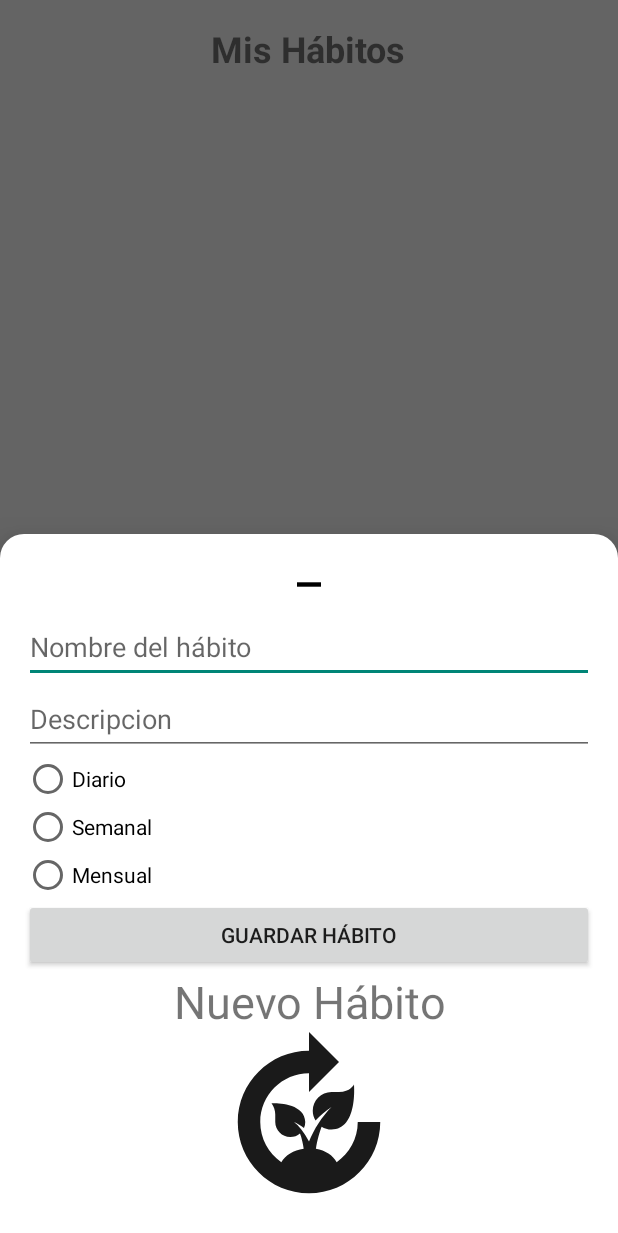
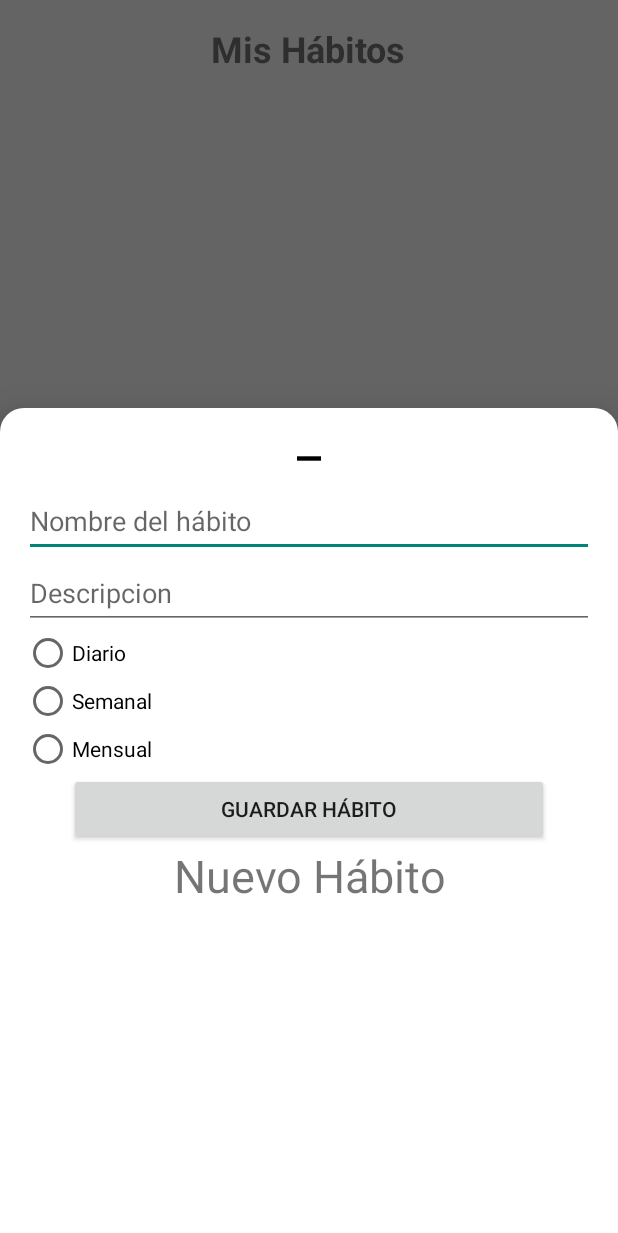
Before and after one commit to Ahjin-arch/backup-MentalLy, an Android app: the HabitFragment screen opened through its navigation route, after a tap on "Agregar hábito", on a phone screen of 412 x 824 dp. Shown: the top 1233 px of the screen. Run offline under Robolectric (Android 15) with nearby library versions, the phone set to English and light mode, and no system bars; our stand-ins replace Room's generated code, navigation-ui.

Commit message:
tercer modulo cuarta fase: meditadion, falta mejorar diseño, mucho

```diff
--- a/app/src/main/AndroidManifest.xml
+++ b/app/src/main/AndroidManifest.xml
@@ -4,6 +4,7 @@
 
 
     <uses-permission android:name="android.permission.POST_NOTIFICATIONS" />
+    <uses-permission android:name="android.permission.VIBRATE" />
     <application
         android:allowBackup="true"
         android:dataExtractionRules="@xml/data_extraction_rules"
--- a/app/src/main/java/com/example/myaply/ui/habit/HabitFragment.java
+++ b/app/src/main/java/com/example/myaply/ui/habit/HabitFragment.java
@@ -74,30 +74,5 @@ public class HabitFragment extends Fragment {
 
         return view;
     }
-/* con dialog la ventana para añadir un hábito
-    private void showAddHabitDialog() {
-        View dialogView = LayoutInflater.from(requireContext()).inflate(R.layout.dialog_add_habit, null);
-        EditText etName = dialogView.findViewById(R.id.et_habit_name);
-        EditText etDes = dialogView.findViewById(R.id.et_habit_description);
-        EditText etFreq = dialogView.findViewById(R.id.et_habit_frequency);
-        new AlertDialog.Builder(requireContext())
-                .setTitle("Nuevo Hábito")
-                .setView(dialogView)
-                .setPositiveButton("Guardar", (dialog, which) -> {
-                    String name = etName.getText().toString().trim();
-                    String des = etDes.getText().toString().trim();
-                    String freq = etFreq.getText().toString().trim();
-
-                    if (!name.isEmpty() && !freq.isEmpty()) {
-                        Habit habit = new Habit(name,des, freq);
-                        new Thread(() -> habitViewModel.insertHabit(habit)).start();
-                    } else {
-                        Toast.makeText(getContext(), "Completa todos los campos", Toast.LENGTH_SHORT).show();
-                    }
-                })
-                .setNegativeButton("Cancelar", null)
-                .show();
-    }
-*/
 
 }
--- a/app/src/main/java/com/example/myaply/ui/relax/RelaxFragment.java
+++ b/app/src/main/java/com/example/myaply/ui/relax/RelaxFragment.java
@@ -36,6 +36,10 @@ public class RelaxFragment extends Fragment {
             MuscleRelaxBottomSheet sheet = new MuscleRelaxBottomSheet();
             sheet.show(getParentFragmentManager(), "muscle_relax_sheet");
         });
+        view.findViewById(R.id.btn_meditation).setOnClickListener(v -> {
+            MeditationBottomSheet sheet = new MeditationBottomSheet();
+            sheet.show(getParentFragmentManager(), "meditation_relax_sheet");
+        });
 
 
         return view;
--- a/app/src/main/res/drawable/bg_item_card.xml
+++ b/app/src/main/res/drawable/bg_item_card.xml
@@ -3,14 +3,14 @@
     <!-- Fondo con color sólido -->
     <item>
         <shape android:shape="rectangle">
-            <solid android:color="#FFFFFF"/> <!-- Fondo blanco -->
+            <solid android:color="#CCCCCC"/> <!-- Fondo blanco -->
             <corners android:radius="16dp"/> <!-- Bordes redondeados -->
         </shape>
     </item>
 
     <item android:left="2dp" android:right="2dp" android:top="2dp" android:bottom="2dp">
         <shape android:shape="rectangle">
-            <solid android:color="@color/tour_pane"/> <!-- Color gris translúcido para la sombra -->
+            <solid android:color="#CCFFCC"/> <!-- Color gris translúcido para la sombra -->
             <corners android:radius="16dp"/> <!-- Bordes redondeados igual al fondo -->
         </shape>
     </item>
--- /dev/null
+++ b/app/src/main/res/drawable/bg_meditation_anim.xml
@@ -0,0 +1,6 @@
+<?xml version="1.0" encoding="utf-8"?>
+<animation-list xmlns:android="http://schemas.android.com/apk/res/android" android:oneshot="false">
+    <item android:drawable="@color/med_bg1" android:duration="3000" />
+    <item android:drawable="@color/med_bg2" android:duration="3000" />
+    <item android:drawable="@color/med_bg3" android:duration="3000" />
+</animation-list>
--- /dev/null
+++ b/app/src/main/res/drawable/circle_bg_relax.xml
@@ -0,0 +1,5 @@
+<?xml version="1.0" encoding="utf-8"?>
+<shape xmlns:android="http://schemas.android.com/apk/res/android"
+    android:shape="oval">
+    <solid android:color="@color/tour_pane" />
+</shape>
--- /dev/null
+++ b/app/src/main/res/drawable/circle_bg_tense.xml
@@ -0,0 +1,5 @@
+<?xml version="1.0" encoding="utf-8"?>
+<shape xmlns:android="http://schemas.android.com/apk/res/android"
+    android:shape="oval">
+    <solid android:color="@color/purple_700" /> <!-- Puedes usar un rojo suave si prefieres -->
+</shape>
--- a/app/src/main/res/layout/breathing_bottom_sheet.xml
+++ b/app/src/main/res/layout/breathing_bottom_sheet.xml
@@ -4,7 +4,9 @@
     android:layout_height="wrap_content"
     android:orientation="vertical"
     android:gravity="center"
-    android:padding="24dp">
+    android:padding="24dp"
+    android:background="@color/white"
+    >
 
     <TextView
         android:id="@+id/tv_breath_instruction"
--- a/app/src/main/res/layout/dialog_add_habit.xml
+++ b/app/src/main/res/layout/dialog_add_habit.xml
@@ -1,11 +1,17 @@
 <?xml version="1.0" encoding="utf-8"?>
-<LinearLayout xmlns:android="http://schemas.android.com/apk/res/android"
+<ScrollView xmlns:android="http://schemas.android.com/apk/res/android"
     android:layout_width="match_parent"
     android:layout_height="match_parent"
-    android:orientation="vertical"
     android:padding="16dp"
     android:fitsSystemWindows="true"
     >
+
+    <LinearLayout
+        android:layout_width="match_parent"
+        android:layout_height="wrap_content"
+        android:orientation="vertical"
+        android:gravity="center"
+        >
     <TextView
         android:layout_width="wrap_content"
         android:layout_height="wrap_content"
@@ -56,7 +62,7 @@
 
     <Button
         android:id="@+id/btn_habit_save"
-        android:layout_width="match_parent"
+        android:layout_width="320dp"
         android:layout_height="wrap_content"
         android:text="@string/guardarhabito" />
     <TextView
@@ -66,11 +72,11 @@
         android:textSize="30sp"
         android:gravity="center"
         />
-    <ImageView
-        android:id="@+id/img_habit_add"
-        android:layout_width="match_parent"
-        android:layout_height="120dp"
-        android:src="@drawable/baseline_compost_24" />
 
+        <View
+            android:id="@+id/img_habit_add"
+            android:layout_width="match_parent"
+            android:layout_height="204dp" />
 
-</LinearLayout>
+    </LinearLayout>
+</ScrollView>
--- a/app/src/main/res/layout/fragment_relax.xml
+++ b/app/src/main/res/layout/fragment_relax.xml
@@ -71,7 +71,7 @@
                 </LinearLayout>
 
                 <LinearLayout
-                    android:id="@+id/btn_mindfulnes"
+                    android:id="@+id/btn_meditation"
                     android:layout_width="0dp"
                     android:layout_height="wrap_content"
                     android:layout_columnWeight="1"
--- a/app/src/main/res/layout/item_habit.xml
+++ b/app/src/main/res/layout/item_habit.xml
@@ -36,7 +36,7 @@
                 android:id="@+id/btn_habit_complete"
                 android:layout_width="wrap_content"
                 android:layout_height="wrap_content"
-                android:text="Hecho" />
+                android:text="Hecho"/>
         </LinearLayout>
 
         <TextView
--- a/app/src/main/res/layout/relax_muscle_sheet.xml
+++ b/app/src/main/res/layout/relax_muscle_sheet.xml
@@ -20,7 +20,8 @@
         android:layout_height="100dp"
         android:background="@drawable/circle_bg"
         android:layout_gravity="center"
-        android:layout_marginBottom="24dp" />
+        android:layout_margin="40dp"
+        />
 
 
     <TextView
--- a/app/src/main/res/values/colors.xml
+++ b/app/src/main/res/values/colors.xml
@@ -12,5 +12,8 @@
     <color name="red">#F44336</color>
     <color name="green_pane">#A3D8B9</color>
     <color name="tour_pane">#BBE5E7</color>
+    <color name="med_bg1">#E0F7FA</color>
+    <color name="med_bg2">#B2EBF2</color>
+    <color name="med_bg3">#B3E5FC</color>
 
 </resources>
```
Also changed, not shown: app/src/main/java/com/example/myaply/ui/relax/MeditationBottomSheet.java (added, +152 -0 lines), app/src/main/java/com/example/myaply/ui/relax/MuscleRelaxBottomSheet.java (+33 -16 lines), app/src/main/res/layout/item_habit2.xml (deleted, +0 -25 lines), app/src/main/res/layout/meditation_sheet.xml (added, +57 -0 lines), 1 other file.
